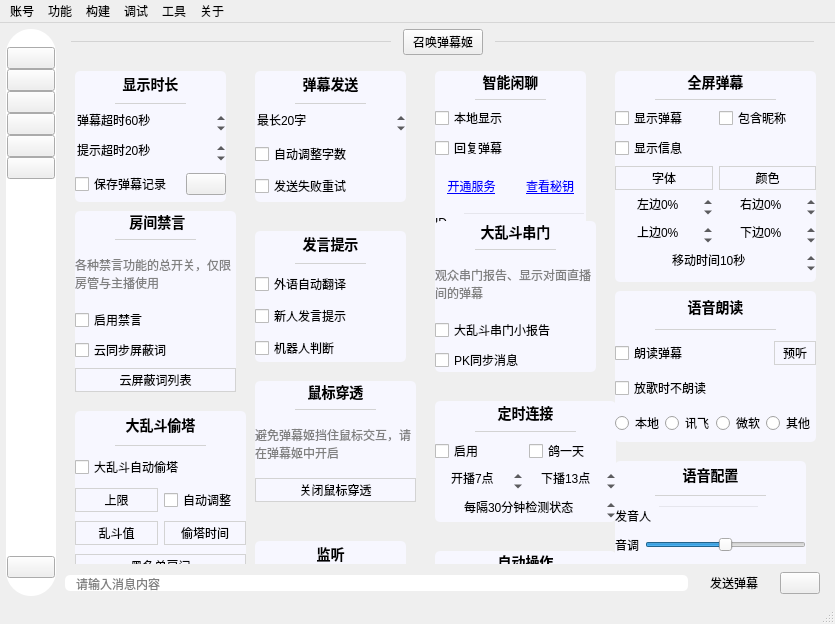
This is mainwindow/mainwindow.ui in iwxyi/Bilibili-MagicalDanmaku as Qt 5 draws it before an edit. The edited form follows.
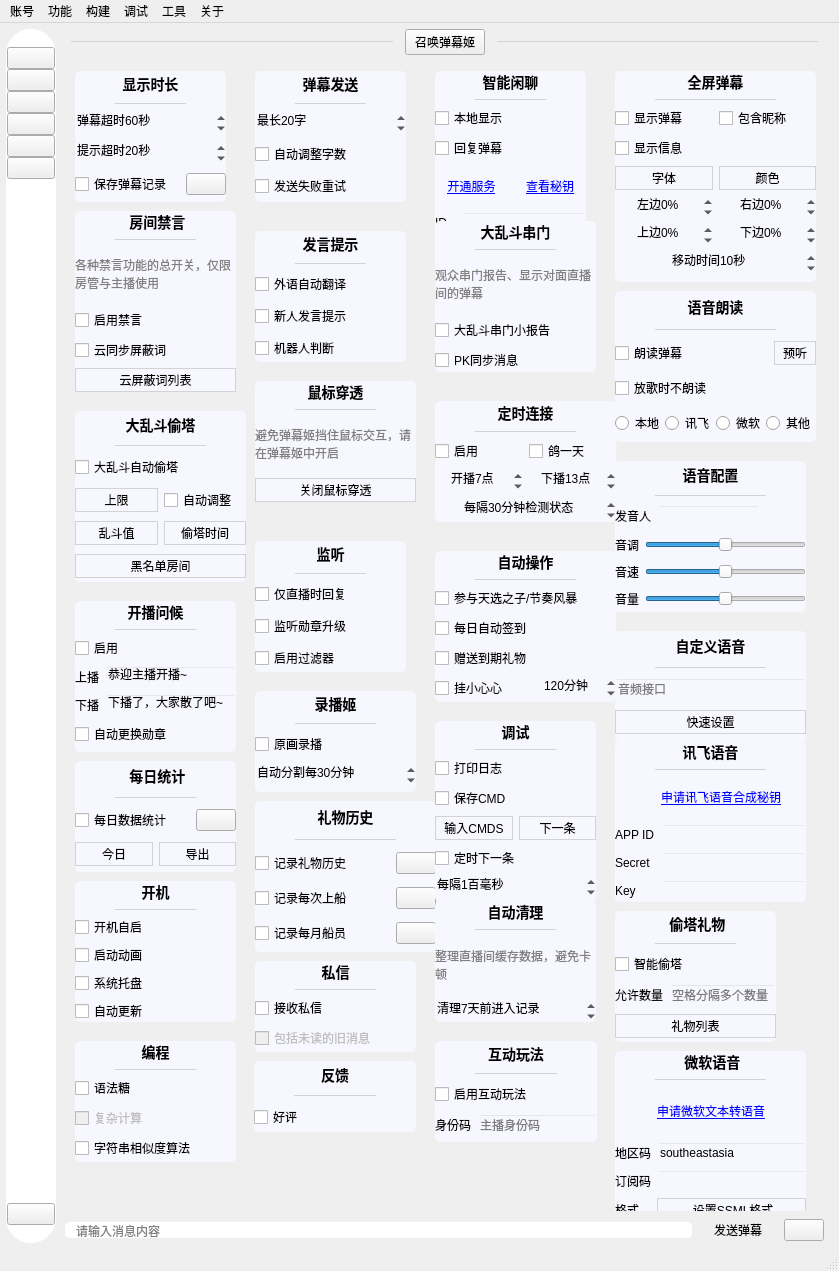
This is the edited form. The open tabs and pages were chosen to show the change. Icons and pictures are not drawn. Custom widgets are drawn as their Qt base class.

Commit message: 添加LiveOpenService

```diff
--- a/mainwindow/mainwindow.ui
+++ b/mainwindow/mainwindow.ui
@@ -6,8 +6,8 @@
    <rect>
     <x>0</x>
     <y>0</y>
-    <width>835</width>
-    <height>624</height>
+    <width>839</width>
+    <height>1271</height>
    </rect>
   </property>
   <property name="windowTitle">
@@ -1640,8 +1640,8 @@
             <rect>
              <x>0</x>
              <y>0</y>
-             <width>65</width>
-             <height>16</height>
+             <width>759</width>
+             <height>1151</height>
             </rect>
            </property>
            <property name="styleSheet">
@@ -5846,6 +5846,117 @@
              </item>
             </layout>
            </widget>
+           <widget class="QWidget" name="liveOpenCard" native="true">
+            <property name="geometry">
+             <rect>
+              <x>370</x>
+              <y>980</y>
+              <width>162</width>
+              <height>101</height>
+             </rect>
+            </property>
+            <property name="styleSheet">
+             <string notr="true">#liveOpenCard
+{
+	background: #f7f7ff;
+	border: none;
+	border-radius: 5px;
+}</string>
+            </property>
+            <layout class="QVBoxLayout" name="verticalLayout_77">
+             <item>
+              <widget class="QLabel" name="label_64">
+               <property name="sizePolicy">
+                <sizepolicy hsizetype="Preferred" vsizetype="Fixed">
+                 <horstretch>0</horstretch>
+                 <verstretch>0</verstretch>
+                </sizepolicy>
+               </property>
+               <property name="styleSheet">
+                <string notr="true">font-size: 14px;
+font-weight: 500;</string>
+               </property>
+               <property name="text">
+                <string>互动玩法</string>
+               </property>
+               <property name="alignment">
+                <set>Qt::AlignCenter</set>
+               </property>
+              </widget>
+             </item>
+             <item>
+              <widget class="QWidget" name="widget_39" native="true">
+               <property name="minimumSize">
+                <size>
+                 <width>0</width>
+                 <height>1</height>
+                </size>
+               </property>
+               <property name="maximumSize">
+                <size>
+                 <width>16777215</width>
+                 <height>1</height>
+                </size>
+               </property>
+               <property name="styleSheet">
+                <string notr="true">background: lightgray;
+margin: 40px;</string>
+               </property>
+              </widget>
+             </item>
+             <item>
+              <widget class="CheckBox1" name="liveOpenCheck">
+               <property name="cursor">
+                <cursorShape>PointingHandCursor</cursorShape>
+               </property>
+               <property name="toolTip">
+                <string>在直播间开启哔哩哔哩互动玩法
+开启后，可以通过送礼物等形式，增加互动的趣味性，以及主播的收益</string>
+               </property>
+               <property name="text">
+                <string>启用互动玩法</string>
+               </property>
+              </widget>
+             </item>
+             <item>
+              <layout class="QHBoxLayout" name="horizontalLayout_72">
+               <item>
+                <widget class="QLabel" name="label_65">
+                 <property name="toolTip">
+                  <string>允许偷塔的个数，多个数字空格分隔
+例如：1 2 3 4 5 10 11 99 100
+若不填，则支持任意数量</string>
+                 </property>
+                 <property name="text">
+                  <string>身份码</string>
+                 </property>
+                </widget>
+               </item>
+               <item>
+                <widget class="QLineEdit" name="identityCodeEdit">
+                 <property name="toolTip">
+                  <string>身份码在：直播中心-我的直播间-开始直播-身份码
+需要在饭贩获取过一次玩法/插件/工具后才能拥有身份码
+饭贩地址：https://play-live.bilibili.com/</string>
+                 </property>
+                 <property name="styleSheet">
+                  <string notr="true">QLineEdit
+{
+	background: transparent;
+}</string>
+                 </property>
+                 <property name="alignment">
+                  <set>Qt::AlignLeading|Qt::AlignLeft|Qt::AlignVCenter</set>
+                 </property>
+                 <property name="placeholderText">
+                  <string>主播身份码</string>
+                 </property>
+                </widget>
+               </item>
+              </layout>
+             </item>
+            </layout>
+           </widget>
           </widget>
          </widget>
         </item>
@@ -8906,7 +9017,7 @@
     <rect>
      <x>0</x>
      <y>0</y>
-     <width>835</width>
+     <width>839</width>
      <height>23</height>
     </rect>
    </property>
```
Left out of the diff: 2 changed lines with no effect on the pictures. The commit also changes 9 other files.
